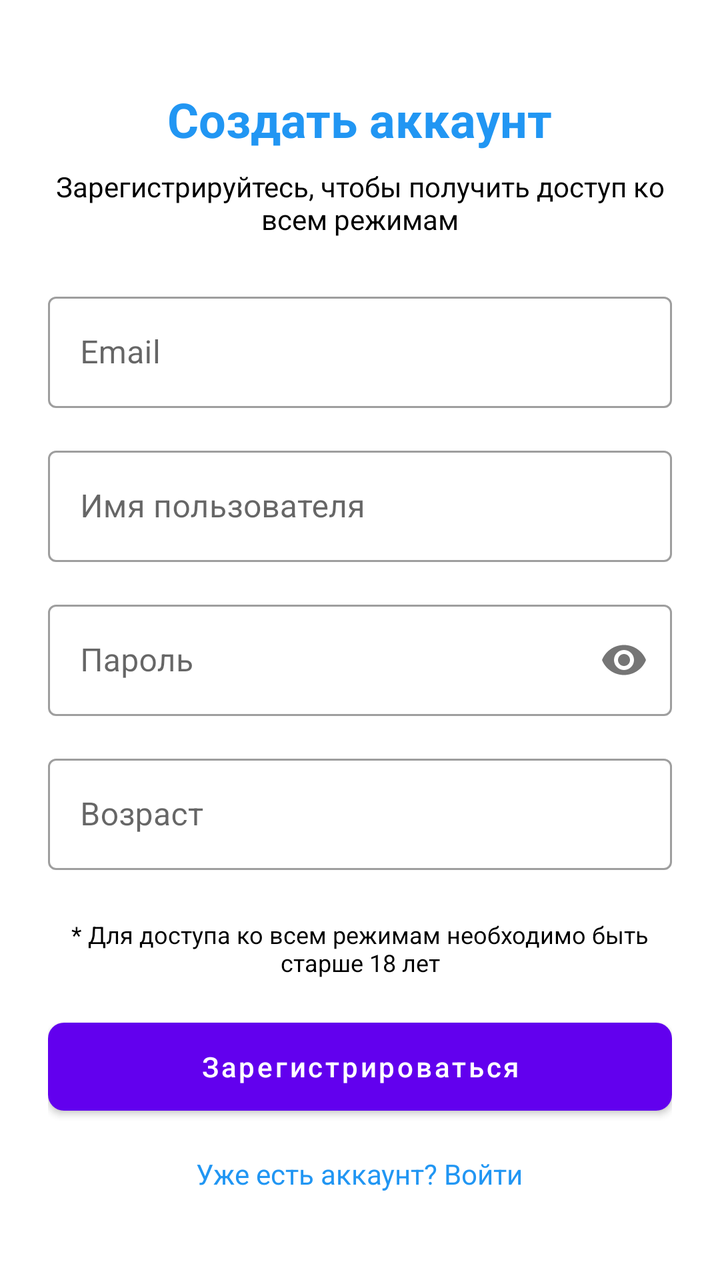
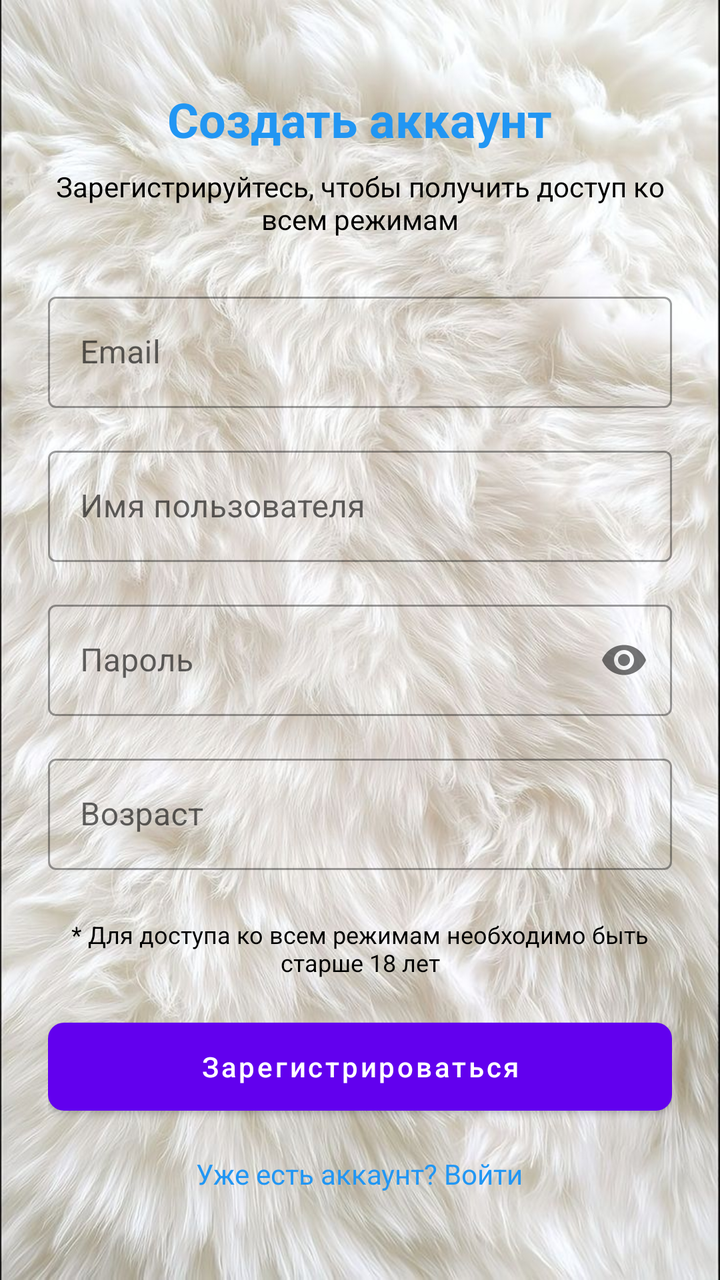

Two renders of the same Android screen: before a commit and after it. Below are the layout's source before the change and the commit's diff.
<!-- AndroidManifest.xml: activity theme Theme.MaterialComponents.DayNight.NoActionBar -->
<!-- res/layout/activity_register.xml -->
<?xml version="1.0" encoding="utf-8"?>
<ScrollView xmlns:android="http://schemas.android.com/apk/res/android"
    xmlns:app="http://schemas.android.com/apk/res-auto"
    android:layout_width="match_parent"
    android:layout_height="match_parent"
    android:fillViewport="true"
    android:background="@android:color/white">

    <LinearLayout
        android:layout_width="match_parent"
        android:layout_height="wrap_content"
        android:orientation="vertical"
        android:padding="24dp"
        android:gravity="center"
        android:layout_gravity="center">

        <TextView
            android:layout_width="wrap_content"
            android:layout_height="wrap_content"
            android:text="Создать аккаунт"
            android:textSize="24sp"
            android:textStyle="bold"
            android:textColor="@color/primary"
            android:layout_marginBottom="8dp" />

        <TextView
            android:layout_width="wrap_content"
            android:layout_height="wrap_content"
            android:text="Зарегистрируйтесь, чтобы получить доступ ко всем режимам"
            android:textSize="14sp"
            android:textColor="@android:color/black"
            android:gravity="center"
            android:layout_marginBottom="24dp" />

        
        <com.google.android.material.textfield.TextInputLayout
            android:layout_width="match_parent"
            android:layout_height="wrap_content"
            android:layout_marginBottom="16dp"
            style="@style/Widget.MaterialComponents.TextInputLayout.OutlinedBox">

            <com.google.android.material.textfield.TextInputEditText
                android:id="@+id/etEmail"
                android:layout_width="match_parent"
                android:layout_height="wrap_content"
                android:hint="Email"
                android:inputType="textEmailAddress" />
        </com.google.android.material.textfield.TextInputLayout>

        
        <com.google.android.material.textfield.TextInputLayout
            android:layout_width="match_parent"
            android:layout_height="wrap_content"
            android:layout_marginBottom="16dp"
            style="@style/Widget.MaterialComponents.TextInputLayout.OutlinedBox">

            <com.google.android.material.textfield.TextInputEditText
                android:id="@+id/etUsername"
                android:layout_width="match_parent"
                android:layout_height="wrap_content"
                android:hint="Имя пользователя"
                android:inputType="textPersonName" />
        </com.google.android.material.textfield.TextInputLayout>

        
        <com.google.android.material.textfield.TextInputLayout
            android:layout_width="match_parent"
            android:layout_height="wrap_content"
            android:layout_marginBottom="16dp"
            app:passwordToggleEnabled="true"
            style="@style/Widget.MaterialComponents.TextInputLayout.OutlinedBox">

            <com.google.android.material.textfield.TextInputEditText
                android:id="@+id/etPassword"
                android:layout_width="match_parent"
                android:layout_height="wrap_content"
                android:hint="Пароль"
                android:inputType="textPassword" />
        </com.google.android.material.textfield.TextInputLayout>

        
        <com.google.android.material.textfield.TextInputLayout
            android:layout_width="match_parent"
            android:layout_height="wrap_content"
            android:layout_marginBottom="24dp"
            style="@style/Widget.MaterialComponents.TextInputLayout.OutlinedBox">

            <com.google.android.material.textfield.TextInputEditText
                android:id="@+id/etAge"
                android:layout_width="match_parent"
                android:layout_height="wrap_content"
                android:hint="Возраст"
                android:inputType="number" />
        </com.google.android.material.textfield.TextInputLayout>

        
        <TextView
            android:layout_width="match_parent"
            android:layout_height="wrap_content"
            android:text="* Для доступа ко всем режимам необходимо быть старше 18 лет"
            android:textSize="12sp"
            android:textColor="@android:color/black"
            android:layout_marginBottom="16dp"
            android:gravity="center" />

        
        <com.google.android.material.button.MaterialButton
            android:id="@+id/btnRegister"
            android:layout_width="match_parent"
            android:layout_height="56dp"
            android:text="Зарегистрироваться"
            android:textAllCaps="false"
            app:cornerRadius="8dp" />

        
        <TextView
            android:id="@+id/tvLogin"
            android:layout_width="wrap_content"
            android:layout_height="wrap_content"
            android:text="Уже есть аккаунт? Войти"
            android:layout_marginTop="16dp"
            android:textColor="@color/primary"
            android:clickable="true"
            android:focusable="true"
            android:textSize="14sp" />

    </LinearLayout>
</ScrollView>
<!-- resources referenced by this layout -->
<resources>
  <color name="primary">#2196F3</color>
</resources>

<!-- the commit's change to res/layout/activity_register.xml (unified diff, before → after) -->
@@ -4,7 +4,7 @@
     android:layout_width="match_parent"
     android:layout_height="match_parent"
     android:fillViewport="true"
-    android:background="@android:color/white">
+    android:background="@drawable/background_register">
 
     <LinearLayout
         android:layout_width="match_parent"
<!-- resource entries referenced after the edit -->
@@ -1,5 +1,6 @@
 <!-- resources referenced by this layout -->
 <resources>
   <color name="primary">#2196F3</color>
+  <!-- drawable background_register: jpg bitmap (drawable, 155043 bytes) -->
 </resources>
 
